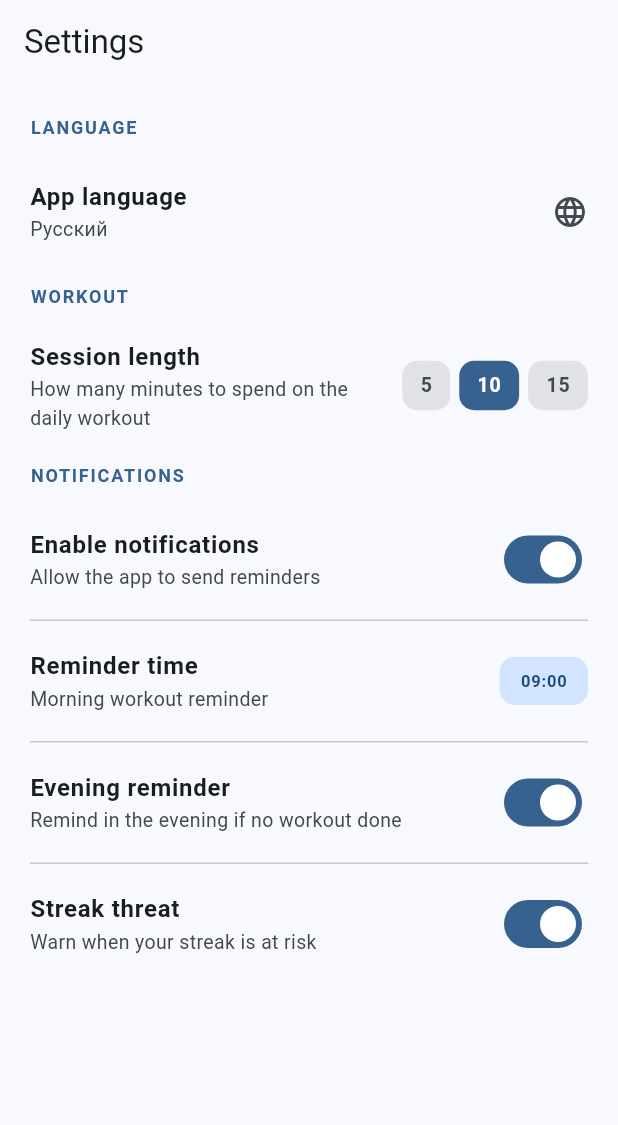
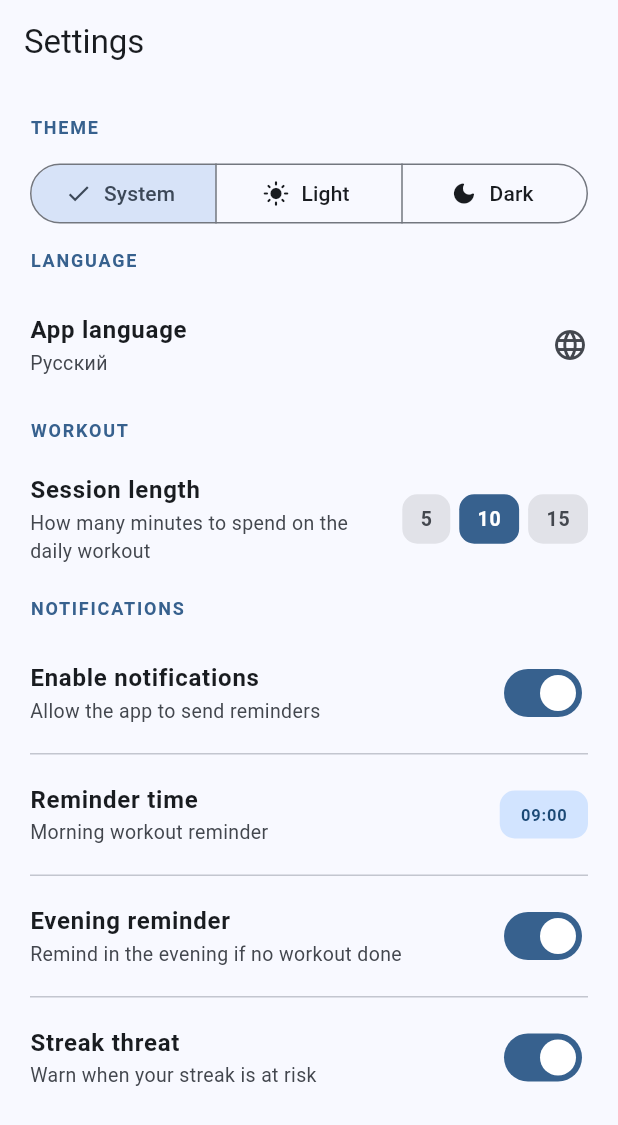
Before and after one commit to pupptmstr/caliday, a Flutter app: the SettingsScreen screen opened by its route, on a phone screen of 412 x 824 dp. Shown: the top 1125 px of the screen. Run offline on Flutter 3.47's test engine with Material 3 defaults, Android fonts, the phone set to English and light mode, and no system bars; our stand-ins replace flutter_local_notifications, flutter_riverpod, flutter_svg, flutter_timezone, go_router, hive and 2 more; accounts and stored records are empty.

Commit message:
feat: тёмная тема + ручное переключение в настройках
- darkTheme в MaterialApp.router (ColorScheme.fromSeed + Brightness.dark)
- UserProfile.themeModeName @HiveField(14) — хранит выбор пользователя
- themeProvider = StateProvider<ThemeMode> (lib/core/providers/theme_provider.dart)
- SegmentedButton в Settings: Системная / Светлая / Тёмная
- При первом запуске тема системная (null → ThemeMode.system)

Co-Authored-By: Claude Sonnet 4.6 <noreply@anthropic.com>

```diff
--- a/l10n/app_en.arb
+++ b/l10n/app_en.arb
@@ -72,6 +72,11 @@
   "settingsStreakThreatTitle": "Streak threat",
   "settingsStreakThreatSubtitle": "Warn when your streak is at risk",
   "settingsLanguageTitle": "App language",
+
+  "settingsSectionTheme": "THEME",
+  "settingsThemeSystem": "System",
+  "settingsThemeLight": "Light",
+  "settingsThemeDark": "Dark",
 
   "settingsSectionWorkout": "WORKOUT",
   "settingsWorkoutDurationTitle": "Session length",
--- a/l10n/app_ru.arb
+++ b/l10n/app_ru.arb
@@ -140,6 +140,11 @@
   "settingsStreakThreatSubtitle": "Предупредить, когда серия под угрозой",
   "settingsLanguageTitle": "Язык приложения",
 
+  "settingsSectionTheme": "ТЕМА",
+  "settingsThemeSystem": "Системная",
+  "settingsThemeLight": "Светлая",
+  "settingsThemeDark": "Тёмная",
+
   "settingsSectionWorkout": "ТРЕНИРОВКА",
   "settingsWorkoutDurationTitle": "Длительность сета",
   "settingsWorkoutDurationSubtitle": "Сколько минут уделять ежедневной тренировке",
--- /dev/null
+++ b/lib/core/providers/theme_provider.dart
@@ -0,0 +1,25 @@
+import 'package:flutter/material.dart';
+import 'package:flutter_riverpod/flutter_riverpod.dart';
+
+import '../../data/repositories/user_repository.dart';
+
+/// Converts a stored string key to [ThemeMode].
+ThemeMode themeModeFromString(String? key) => switch (key) {
+      'light' => ThemeMode.light,
+      'dark' => ThemeMode.dark,
+      _ => ThemeMode.system,
+    };
+
+/// Converts a [ThemeMode] to the storage string key (null = system).
+String? themeModeToString(ThemeMode mode) => switch (mode) {
+      ThemeMode.light => 'light',
+      ThemeMode.dark => 'dark',
+      ThemeMode.system => null,
+    };
+
+/// Current app theme mode. Initialised from [UserProfile.themeModeName];
+/// updated when the user changes the setting.
+final themeProvider = StateProvider<ThemeMode>((ref) {
+  final profile = ref.read(userRepositoryProvider).getProfile();
+  return themeModeFromString(profile.themeModeName);
+});
--- a/lib/data/models/user_profile.dart
+++ b/lib/data/models/user_profile.dart
@@ -24,6 +24,7 @@ class UserProfile extends HiveObject {
     this.locale,
     this.preferredWorkoutMinutes,
     this.fitnessGoal,
+    this.themeModeName,
   });
 
   @HiveField(0)
@@ -79,4 +80,9 @@ class UserProfile extends HiveObject {
   /// Stored for future use (branch selection, personalised tips).
   @HiveField(13)
   FitnessGoal? fitnessGoal;
+
+  /// User-selected theme mode. null means follow the system setting.
+  /// Stored as a string key: 'light' | 'dark' | null (system).
+  @HiveField(14)
+  String? themeModeName;
 }
--- a/lib/features/settings/screens/settings_screen.dart
+++ b/lib/features/settings/screens/settings_screen.dart
@@ -24,6 +24,45 @@ class SettingsScreen extends ConsumerWidget {
         child: ListView(
           padding: const EdgeInsets.symmetric(vertical: 12),
           children: [
+            // ── Theme section ─────────────────────────────────────────────
+            Padding(
+              padding: const EdgeInsets.symmetric(horizontal: 20, vertical: 8),
+              child: Text(
+                l10n.settingsSectionTheme,
+                style: TextStyle(
+                  fontSize: 12,
+                  fontWeight: FontWeight.w700,
+                  letterSpacing: 1.2,
+                  color: scheme.primary,
+                ),
+              ),
+            ),
+
+            Padding(
+              padding: const EdgeInsets.symmetric(horizontal: 20, vertical: 4),
+              child: SegmentedButton<ThemeMode>(
+                segments: [
+                  ButtonSegment(
+                    value: ThemeMode.system,
+                    icon: const Icon(Icons.brightness_auto_rounded),
+                    label: Text(l10n.settingsThemeSystem),
+                  ),
+                  ButtonSegment(
+                    value: ThemeMode.light,
+                    icon: const Icon(Icons.light_mode_rounded),
+                    label: Text(l10n.settingsThemeLight),
+                  ),
+                  ButtonSegment(
+                    value: ThemeMode.dark,
+                    icon: const Icon(Icons.dark_mode_rounded),
+                    label: Text(l10n.settingsThemeDark),
+                  ),
+                ],
+                selected: {state.themeMode},
+                onSelectionChanged: (s) => notifier.setThemeMode(s.first),
+              ),
+            ),
+
             // ── Language section ────────────────────────────────────────
             Padding(
               padding: const EdgeInsets.symmetric(horizontal: 20, vertical: 8),
--- a/lib/l10n/app_localizations.dart
+++ b/lib/l10n/app_localizations.dart
@@ -487,6 +487,30 @@ abstract class AppLocalizations {
   /// In ru, this message translates to:
   /// **'Язык приложения'**
   String get settingsLanguageTitle;
+
+  /// No description provided for @settingsSectionTheme.
+  ///
+  /// In ru, this message translates to:
+  /// **'ТЕМА'**
+  String get settingsSectionTheme;
+
+  /// No description provided for @settingsThemeSystem.
+  ///
+  /// In ru, this message translates to:
+  /// **'Системная'**
+  String get settingsThemeSystem;
+
+  /// No description provided for @settingsThemeLight.
+  ///
+  /// In ru, this message translates to:
+  /// **'Светлая'**
+  String get settingsThemeLight;
+
+  /// No description provided for @settingsThemeDark.
+  ///
+  /// In ru, this message translates to:
+  /// **'Тёмная'**
+  String get settingsThemeDark;
 
   /// No description provided for @settingsSectionWorkout.
   ///
--- a/lib/l10n/app_localizations_en.dart
+++ b/lib/l10n/app_localizations_en.dart
@@ -224,6 +224,18 @@ class AppLocalizationsEn extends AppLocalizations {
 
   @override
   String get settingsLanguageTitle => 'App language';
+
+  @override
+  String get settingsSectionTheme => 'THEME';
+
+  @override
+  String get settingsThemeSystem => 'System';
+
+  @override
+  String get settingsThemeLight => 'Light';
+
+  @override
+  String get settingsThemeDark => 'Dark';
 
   @override
   String get settingsSectionWorkout => 'WORKOUT';
```
Also changed, not shown: lib/features/settings/providers/settings_provider.dart (+14 -0 lines), lib/l10n/app_localizations_ru.dart (+12 -0 lines), lib/main.dart (+10 -0 lines), lib/data/models/user_profile.g.dart, 1 other file.
